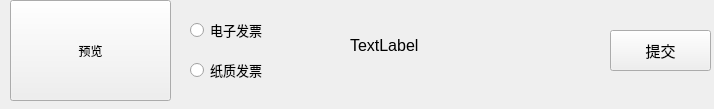
The window that windows/billitem.ui (betamake/robot) describes before a commit, drawn with Qt 5.
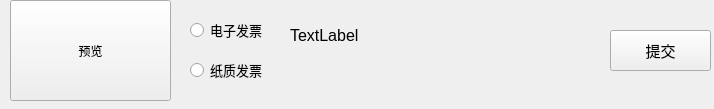
The same window after the commit.

```diff
--- a/windows/billitem.ui
+++ b/windows/billitem.ui
@@ -18,7 +18,7 @@
     <rect>
      <x>180</x>
      <y>10</y>
-     <width>111</width>
+     <width>101</width>
      <height>80</height>
     </rect>
    </property>
@@ -80,9 +80,9 @@
   <widget class="QLabel" name="billNumber">
    <property name="geometry">
     <rect>
-     <x>350</x>
-     <y>30</y>
-     <width>231</width>
+     <x>290</x>
+     <y>20</y>
+     <width>301</width>
      <height>31</height>
     </rect>
    </property>
```
Left out of the diff: 18 changed lines with no effect on the pictures.
